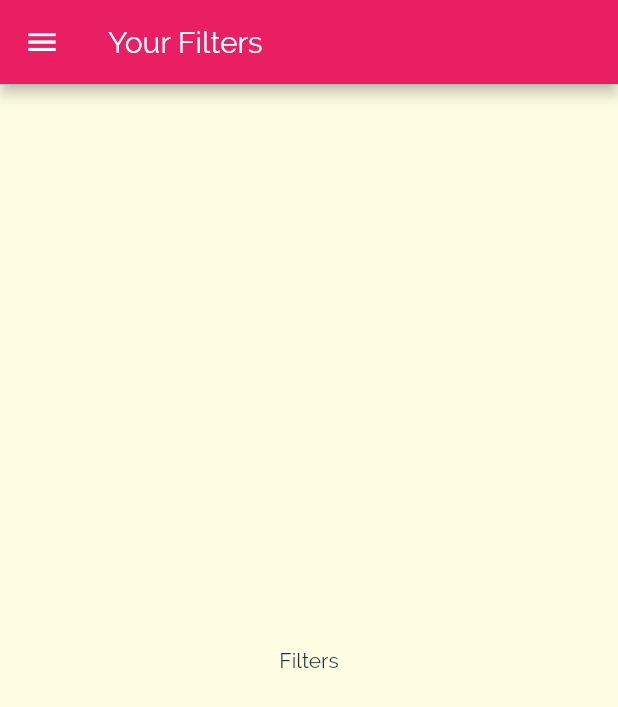
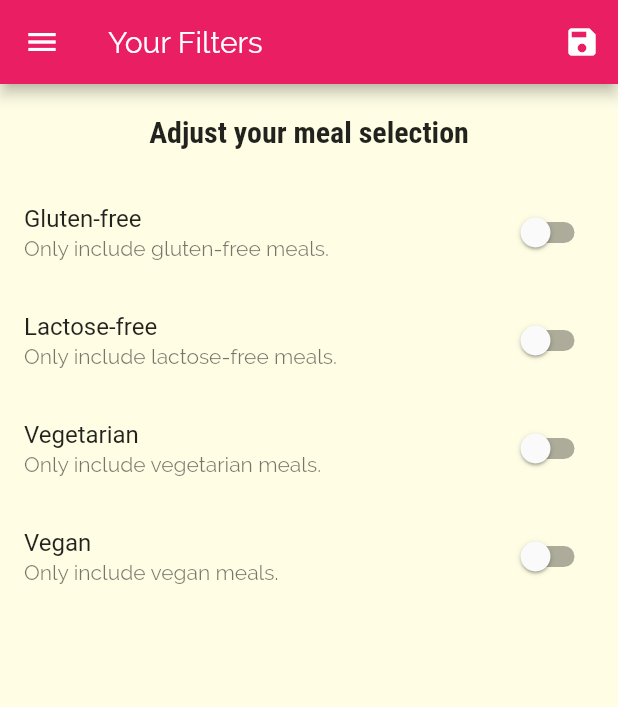
Before and after one commit to AleWasser/flutter_meals_app, a Flutter app: the FiltersScreen screen opened by its route, on a phone screen of 412 x 824 dp. Shown: the top 707 px of the screen. Run offline on Flutter 3.47's test engine with Material 2 defaults, Android fonts, the phone set to English and light mode, and no system bars.

Commit message:
Filters & Favorites Screens

```diff
--- a/lib/main.dart
+++ b/lib/main.dart
@@ -1,14 +1,71 @@
 import 'package:flutter/material.dart';
 
+import './models/meal.dart';
+import './dummy_data.dart';
 import './screens/filters_screen.dart';
 import './screens/tabs_screen.dart';
-import './screens/categories_screen.dart';
 import './screens/category_meals_screen.dart';
 import './screens/meal_detail_screen.dart';
 
 void main() => runApp(MyApp());
 
-class MyApp extends StatelessWidget {
+class MyApp extends StatefulWidget {
+  @override
+  _MyAppState createState() => _MyAppState();
+}
+
+class _MyAppState extends State<MyApp> {
+  Map<String, bool> _filters = {
+    'gluten': false,
+    'lactose': false,
+    'vegan': false,
+    'vegetarian': false,
+  };
+
+  List<Meal> _availableMeals = DUMMY_MEALS;
+  List<Meal> _favoriteMeals = [];
+
+  void _setFilters(Map<String, bool> filterData) {
+    setState(() {
+      _filters = filterData;
+      _availableMeals = DUMMY_MEALS.where(
+        (meal) {
+          if (_filters['gluten'] && !meal.isGlutenFree) {
+            return false;
+          }
+          if (_filters['lactose'] && !meal.isLactoseFree) {
+            return false;
+          }
+          if (_filters['vegan'] && !meal.isVegan) {
+            return false;
+          }
+          if (_filters['vegetarian'] && !meal.isVegetarian) {
+            return false;
+          }
+          return true;
+        },
+      ).toList();
+    });
+  }
+
+  void _toggleFavorite(String mealId) {
+    final existingIndex =
+        _favoriteMeals.indexWhere((meal) => meal.id == mealId);
+    if (existingIndex >= 0) {
+      setState(() {
+        _favoriteMeals.removeAt(existingIndex);
+      });
+    } else {
+      setState(() {
+        _favoriteMeals.add(DUMMY_MEALS.firstWhere((meal) => meal.id == mealId));
+      });
+    }
+  }
+
+  bool _isMealFavorite(String id) {
+    return _favoriteMeals.any((meal) => meal.id == id);
+  }
+
   @override
   Widget build(BuildContext context) {
     return MaterialApp(
@@ -33,14 +90,16 @@ class MyApp extends StatelessWidget {
             ),
       ),
       routes: {
-        '/': (ctx) => TabsScreen(),
-        CategoryMealsScreen.routeName: (ctx) => CategoryMealsScreen(),
-        MealDetailScreen.routeName: (ctx) => MealDetailScreen(),
-        FiltersScreen.routeName: (ctx) => FiltersScreen(),
+        '/': (ctx) => TabsScreen(_favoriteMeals),
+        CategoryMealsScreen.routeName: (ctx) =>
+            CategoryMealsScreen(_availableMeals),
+        MealDetailScreen.routeName: (ctx) =>
+            MealDetailScreen(_isMealFavorite, _toggleFavorite),
+        FiltersScreen.routeName: (ctx) => FiltersScreen(_setFilters, _filters),
       },
-      onUnknownRoute: (settings) {
-        return MaterialPageRoute(builder: (ctx) => CategoriesScreen());
-      },
+      // onUnknownRoute: (settings) {
+      //   return MaterialPageRoute(builder: (ctx) => CategoriesScreen());
+      // },
     );
   }
 }
--- a/lib/screens/category_meals_screen.dart
+++ b/lib/screens/category_meals_screen.dart
@@ -1,11 +1,14 @@
 import 'package:flutter/material.dart';
 
-import '../dummy_data.dart';
 import '../widgets/meal_item.dart';
 import '../models/meal.dart';
 
 class CategoryMealsScreen extends StatefulWidget {
   static const routeName = '/category-meals';
+
+  final List<Meal> availableMeals;
+
+  CategoryMealsScreen(this.availableMeals);
 
   @override
   _CategoryMealsScreenState createState() => _CategoryMealsScreenState();
@@ -23,7 +26,7 @@ class _CategoryMealsScreenState extends State<CategoryMealsScreen> {
           ModalRoute.of(context).settings.arguments as Map<String, String>;
       final categoryId = routeArgs["id"];
       categoryTitle = routeArgs["title"];
-      displayedMeals = DUMMY_MEALS.where((meal) {
+      displayedMeals = widget.availableMeals.where((meal) {
         return meal.categories.contains(categoryId);
       }).toList();
       _loadedInitData = true;
@@ -31,11 +34,11 @@ class _CategoryMealsScreenState extends State<CategoryMealsScreen> {
     super.didChangeDependencies();
   }
 
-  void _removeMeal(String mealId) {
-    setState(() {
-      displayedMeals.removeWhere((meal) => meal.id == mealId);
-    });
-  }
+  // void _removeMeal(String mealId) {
+  //   setState(() {
+  //     displayedMeals.removeWhere((meal) => meal.id == mealId);
+  //   });
+  // }
 
   @override
   Widget build(BuildContext context) {
@@ -52,7 +55,6 @@ class _CategoryMealsScreenState extends State<CategoryMealsScreen> {
             affordability: displayedMeals[index].affordability,
             complexity: displayedMeals[index].complexity,
             duration: displayedMeals[index].duration,
-            removeItem: _removeMeal,
           );
         },
         itemCount: displayedMeals.length,
--- a/lib/screens/filters_screen.dart
+++ b/lib/screens/filters_screen.dart
@@ -2,18 +2,121 @@ import 'package:flutter/material.dart';
 
 import '../widgets/main_drawer.dart';
 
-class FiltersScreen extends StatelessWidget {
+class FiltersScreen extends StatefulWidget {
   static const routeName = '/filters';
+
+  final Function saveFilters;
+  final Map<String, bool> currentFilters;
+
+  FiltersScreen(this.saveFilters, this.currentFilters);
+
+  @override
+  _FiltersScreenState createState() => _FiltersScreenState();
+}
+
+class _FiltersScreenState extends State<FiltersScreen> {
+  var _glutenFree = false;
+  var _vegetarian = false;
+  var _vegan = false;
+  var _lactoseFree = false;
+
+  @override
+  initState() {
+    _glutenFree = widget.currentFilters['gluten'];
+    _lactoseFree = widget.currentFilters['lactose'];
+    _vegetarian = widget.currentFilters['vegetarian'];
+    _vegan = widget.currentFilters['vegan'];
+    super.initState();
+  }
+
+  Widget _buildSwitchListTile(String title, String description,
+      bool currentValue, Function updateValue) {
+    return SwitchListTile(
+      title: Text(title),
+      subtitle: Text(description),
+      value: currentValue,
+      onChanged: updateValue,
+    );
+  }
 
   @override
   Widget build(BuildContext context) {
     return Scaffold(
       appBar: AppBar(
         title: Text('Your Filters'),
+        actions: <Widget>[
+          IconButton(
+            icon: Icon(Icons.save),
+            onPressed: () {
+              final selectedFilters = {
+                'gluten': _glutenFree,
+                'lactose': _lactoseFree,
+                'vegan': _vegan,
+                'vegetarian': _vegetarian,
+              };
+              widget.saveFilters(selectedFilters);
+            },
+          ),
+        ],
       ),
       drawer: MainDrawer(),
-      body: Center(
-        child: Text('Filters'),
+      body: Column(
+        children: <Widget>[
+          Container(
+            padding: EdgeInsets.all(20),
+            child: Text(
+              'Adjust your meal selection',
+              style: Theme.of(context).textTheme.title,
+            ),
+          ),
+          Expanded(
+            child: ListView(
+              children: <Widget>[
+                _buildSwitchListTile(
+                  'Gluten-free',
+                  'Only include gluten-free meals.',
+                  _glutenFree,
+                  (newValue) {
+                    setState(() {
+                      _glutenFree = newValue;
+                    });
+                  },
+                ),
+                _buildSwitchListTile(
+                  'Lactose-free',
+                  'Only include lactose-free meals.',
+                  _lactoseFree,
+                  (newValue) {
+                    setState(() {
+                      _lactoseFree = newValue;
+                    });
+                  },
+                ),
+                _buildSwitchListTile(
+                  'Vegetarian',
+                  'Only include vegetarian meals.',
+                  _vegetarian,
+                  (newValue) {
+                    setState(() {
+                      print(newValue);
+                      _vegetarian = newValue;
+                    });
+                  },
+                ),
+                _buildSwitchListTile(
+                  'Vegan',
+                  'Only include vegan meals.',
+                  _vegan,
+                  (newValue) {
+                    setState(() {
+                      _vegan = newValue;
+                    });
+                  },
+                ),
+              ],
+            ),
+          ),
+        ],
       ),
     );
   }
--- a/lib/widgets/meal_item.dart
+++ b/lib/widgets/meal_item.dart
@@ -10,7 +10,6 @@ class MealItem extends StatelessWidget {
   final int duration;
   final Complexity complexity;
   final Affordability affordability;
-  final Function removeItem;
 
   MealItem({
     @required this.id,
@@ -19,7 +18,6 @@ class MealItem extends StatelessWidget {
     @required this.affordability,
     @required this.complexity,
     @required this.duration,
-    @required this.removeItem,
   });
 
   String get complexityText {
@@ -64,7 +62,7 @@ class MealItem extends StatelessWidget {
     )
         .then((result) {
       if (result != null) {
-        removeItem(result);
+        // removeItem(result);
       }
     });
   }
```
Also changed, not shown: lib/screens/favorites_screen.dart (+26 -3 lines), lib/screens/meal_detail_screen.dart (+7 -6 lines), lib/screens/tabs_screen.dart (+21 -10 lines).
